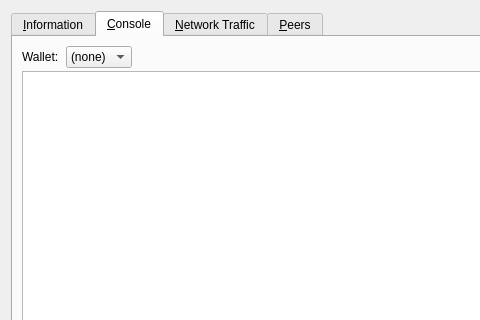
Above: src/qt/forms/debugwindow.ui from BTHPOS/BTH before the change; both pictures show x 0 to 480 and y 0 to 320 of the 740 by 480 pixel window. Below: the same form after it.
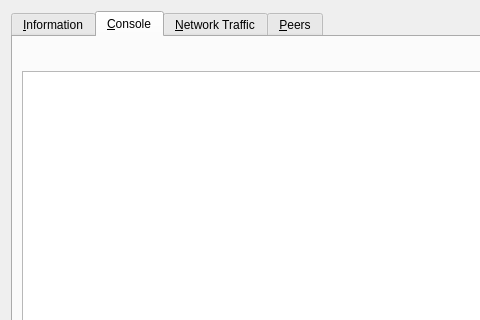
That is the form after the change. The open tabs and pages were chosen to show the change. Icons and pictures are not drawn. Custom widgets are drawn as their Qt base class.

Patch:
```diff
--- a/src/qt/forms/debugwindow.ui
+++ b/src/qt/forms/debugwindow.ui
@@ -412,22 +412,6 @@
          <property name="spacing">
           <number>4</number>
          </property>
-         <item>
-          <widget class="QLabel" name="WalletSelectorLabel">
-           <property name="text">
-            <string>Wallet: </string>
-           </property>
-          </widget>
-         </item>
-         <item>
-          <widget class="QComboBox" name="WalletSelector">
-           <item>
-            <property name="text">
-             <string>(none)</string>
-            </property>
-           </item>
-          </widget>
-         </item>
          <item>
           <spacer name="horizontalSpacer">
            <property name="orientation">
```
Left out of the diff: 2 changed lines with no effect on the pictures.
